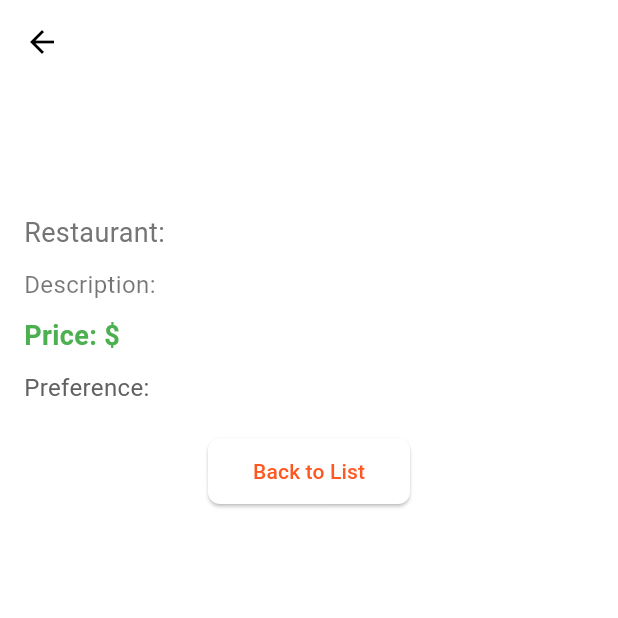
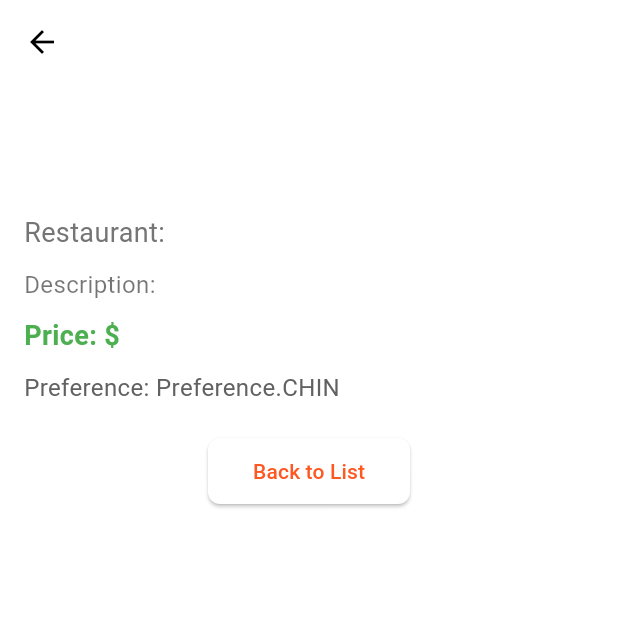
Before and after one commit to grup-1-pbp/mangan-yuk-mobile, a Flutter app: the FoodDetailPage screen opened directly with empty values, on a phone screen of 412 x 824 dp, the top half of it. Run offline on Flutter 3.47's test engine with Material 3 defaults, Android fonts, the phone set to English and light mode, and no system bars; missing offline and left inert: pbp_django_auth.

Commit message:
detail food

```diff
--- a/lib/main.dart
+++ b/lib/main.dart
@@ -3,6 +3,8 @@ import 'package:mangan_yuk_mobile/screens/login.dart';
 import 'package:mangan_yuk_mobile/screens/menu.dart';
 import 'package:pbp_django_auth/pbp_django_auth.dart';
 import 'package:provider/provider.dart';
+
+
 void main() {
   runApp(const MyApp());
 }
--- a/lib/models/food_entry.dart
+++ b/lib/models/food_entry.dart
@@ -1,74 +1,55 @@
 // To parse this JSON data, do
 //
-//     final foodEntry = foodEntryFromJson(jsonString);
+//     final FoodEntry = FoodEntryFromJson(jsonString);
 
 import 'dart:convert';
 
-List<FoodEntry> foodEntryFromJson(String str) => List<FoodEntry>.from(json.decode(str).map((x) => FoodEntry.fromJson(x)));
+List<FoodEntry> FoodEntryFromJson(String str) => List<FoodEntry>.from(json.decode(str).map((x) => FoodEntry.fromJson(x)));
 
-String foodEntryToJson(List<FoodEntry> data) => json.encode(List<dynamic>.from(data.map((x) => x.toJson())));
+String FoodEntryToJson(List<FoodEntry> data) => json.encode(List<dynamic>.from(data.map((x) => x.toJson())));
 
 class FoodEntry {
-    Model model;
-    String pk;
-    Fields fields;
+    String name;
+    String id;
+    String restaurant;
+    String price;
+    Preference preference;
+    String deskripsi;
+    String imageUrl;
 
     FoodEntry({
-        required this.model,
-        required this.pk,
-        required this.fields,
+        required this.name,
+        required this.id,
+        required this.restaurant,
+        required this.price,
+        required this.preference,
+        required this.deskripsi,
+        required this.imageUrl,
     });
 
     factory FoodEntry.fromJson(Map<String, dynamic> json) => FoodEntry(
-        model: modelValues.map[json["model"]]!,
-        pk: json["pk"],
-        fields: Fields.fromJson(json["fields"]),
-    );
-
-    Map<String, dynamic> toJson() => {
-        "model": modelValues.reverse[model],
-        "pk": pk,
-        "fields": fields.toJson(),
-    };
-}
-
-class Fields {
-    String name;
-    String restaurant;
-    String deskripsi;
-    String price;
-    String preference;
-    String imageUrl;
-
-    Fields({
-        required this.name,
-        required this.restaurant,
-        required this.deskripsi,
-        required this.price,
-        required this.preference,
-        required this.imageUrl,
-    });
-
-    factory Fields.fromJson(Map<String, dynamic> json) => Fields(
         name: json["name"],
+        id: json["id"],
         restaurant: json["restaurant"],
+        price: json["price"],
+        preference: preferenceValues.map[json["preference"]]!,
         deskripsi: json["deskripsi"],
-        price: json["price"],
-        preference: json["preference"],
         imageUrl: json["image_url"],
     );
 
     Map<String, dynamic> toJson() => {
         "name": name,
+        "id": id,
         "restaurant": restaurant,
-        "deskripsi": deskripsi,
         "price": price,
         "preference": preferenceValues.reverse[preference],
+        "deskripsi": deskripsi,
         "image_url": imageUrl,
     };
 }
 
 enum Preference {
+    CHIN,
     CHINESE,
     INDIAN,
     INDO,
@@ -76,10 +57,12 @@ enum Preference {
     JAPANESE,
     JEPANG,
     PREFERENCE_WESTERN,
+    WEST,
     WESTERN
 }
 
 final preferenceValues = EnumValues({
+    "Chin": Preference.CHIN,
     "Chinese": Preference.CHINESE,
     "Indian": Preference.INDIAN,
     "Indo": Preference.INDO,
@@ -87,15 +70,8 @@ final preferenceValues = EnumValues({
     "Japanese": Preference.JAPANESE,
     "Jepang": Preference.JEPANG,
     "western": Preference.PREFERENCE_WESTERN,
+    "West": Preference.WEST,
     "Western": Preference.WESTERN
-});
-
-enum Model {
-    MAIN_FOOD
-}
-
-final modelValues = EnumValues({
-    "main.food": Model.MAIN_FOOD
 });
 
 class EnumValues<T> {
--- a/lib/screens/food_detail_page.dart
+++ b/lib/screens/food_detail_page.dart
@@ -10,14 +10,14 @@ class FoodDetailPage extends StatelessWidget {
   Widget build(BuildContext context) {
     return Scaffold(
       appBar: AppBar(
-        title: Text(food.fields.name),
+        title: Text(food.name),
       ),
       body: Padding(
         padding: const EdgeInsets.all(16.0),
         child: ListView(
           children: [
             // Gambar Makanan
-            if (food.fields.imageUrl != null && food.fields.imageUrl!.isNotEmpty)
+            if (food.imageUrl != null && food.imageUrl!.isNotEmpty)
               Container(
                 height: 250,
                 decoration: BoxDecoration(
@@ -33,7 +33,7 @@ class FoodDetailPage extends StatelessWidget {
                 child: ClipRRect(
                   borderRadius: BorderRadius.circular(12),
                   child: Image.network(
-                    food.fields.imageUrl!,
+                    food.imageUrl!,
                     fit: BoxFit.cover,
                     width: double.infinity,
                   ),
@@ -43,7 +43,7 @@ class FoodDetailPage extends StatelessWidget {
 
             // Detail Nama Makanan
             Text(
-              food.fields.name,
+              food.name,
               style: const TextStyle(
                 fontSize: 28,
                 fontWeight: FontWeight.bold,
@@ -54,8 +54,8 @@ class FoodDetailPage extends StatelessWidget {
 
             // Restaurant
             Text(
-              "Restaurant: ${food.fields.restaurant}",
-              style: const TextStyle(
+              "Restaurant: ${food.restaurant}",
+              style: TextStyle(
                 fontSize: 18,
                 color: Colors.grey[600],
               ),
@@ -64,7 +64,7 @@ class FoodDetailPage extends StatelessWidget {
 
             // Deskripsi Makanan
             Text(
-              "Description: ${food.fields.deskripsi}",
+              "Description: ${food.deskripsi}",
               style: const TextStyle(
                 fontSize: 16,
                 color: Colors.black54,
@@ -74,7 +74,7 @@ class FoodDetailPage extends StatelessWidget {
 
             // Price
             Text(
-              "Price: \$${food.fields.price}",
+              "Price: \$${food.price}",
               style: const TextStyle(
                 fontSize: 18,
                 fontWeight: FontWeight.bold,
@@ -85,8 +85,8 @@ class FoodDetailPage extends StatelessWidget {
 
             // Preference
             Text(
-              "Preference: ${food.fields.preference}",
-              style: const TextStyle(
+              "Preference: ${food.preference}",
+              style: TextStyle(
                 fontSize: 16,
                 color: Colors.grey[700],
               ),
--- a/lib/screens/list_artikelentry.dart
+++ b/lib/screens/list_artikelentry.dart
@@ -97,7 +97,7 @@ class _ArtikelPageState extends State<ArtikelPage> {
                     ClipRRect(
                       borderRadius: BorderRadius.circular(12),
                       child: Image.network(
-                        artikel.fields.gambarUrl,
+                        artikel.gambarUrl,
                         fit: BoxFit.cover,
                         width: double.infinity,
                         height: 200,
@@ -105,7 +105,7 @@ class _ArtikelPageState extends State<ArtikelPage> {
                     ),
                     const SizedBox(height: 16),
                     Text(
-                      artikel.fields.judul,
+                      artikel.judul,
                       style: const TextStyle(
                         fontSize: 22.0,
                         fontWeight: FontWeight.bold,
@@ -114,7 +114,7 @@ class _ArtikelPageState extends State<ArtikelPage> {
                     ),
                     const SizedBox(height: 8),
                     Text(
-                      "Isi : ${artikel.fields.isi}",
+                      "Isi : ${artikel.isi}",
                       style: TextStyle(fontSize: 16.0, color: Colors.grey[700]),
                     ),
                     const SizedBox(height: 8),
```
Also changed, not shown: lib/screens/edit_food_form.dart (+10 -9 lines), lib/screens/food_detail_page_seller.dart (+8 -8 lines), lib/screens/list_foodentry.dart (+20 -7 lines).
